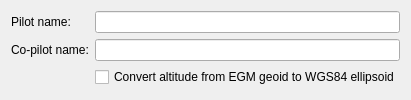
The window that src/Plugin/src/Export/IgcExport/src/IgcExportOptionWidget.ui (till213/SkyDolly) describes before a commit, drawn with Qt 5.
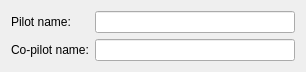
The same window after the commit.

Commit message:
GPX export: convert to height above WGS84 ellipsoid
- FIX: properly convert altitude to meters before WGS84 ellipsoid ->
geoid conversion

What changed in the file:
```diff
--- a/src/Plugin/src/Export/IgcExport/src/IgcExportOptionWidget.ui
+++ b/src/Plugin/src/Export/IgcExport/src/IgcExportOptionWidget.ui
@@ -6,8 +6,8 @@
    <rect>
     <x>0</x>
     <y>0</y>
-    <width>408</width>
-    <height>100</height>
+    <width>303</width>
+    <height>72</height>
    </rect>
   </property>
   <layout class="QFormLayout" name="formLayout">
@@ -45,16 +45,6 @@
      </property>
     </widget>
    </item>
-   <item row="2" column="1">
-    <widget class="QCheckBox" name="convertAltitudeCheckbox">
-     <property name="toolTip">
-      <string>Converts exported altitude values by applying undulation according to the earth gravity model (EGM).</string>
-     </property>
-     <property name="text">
-      <string>Convert altitude from EGM geoid to WGS84 ellipsoid</string>
-     </property>
-    </widget>
-   </item>
   </layout>
  </widget>
  <resources/>
```
The commit also changes 10 other files.
